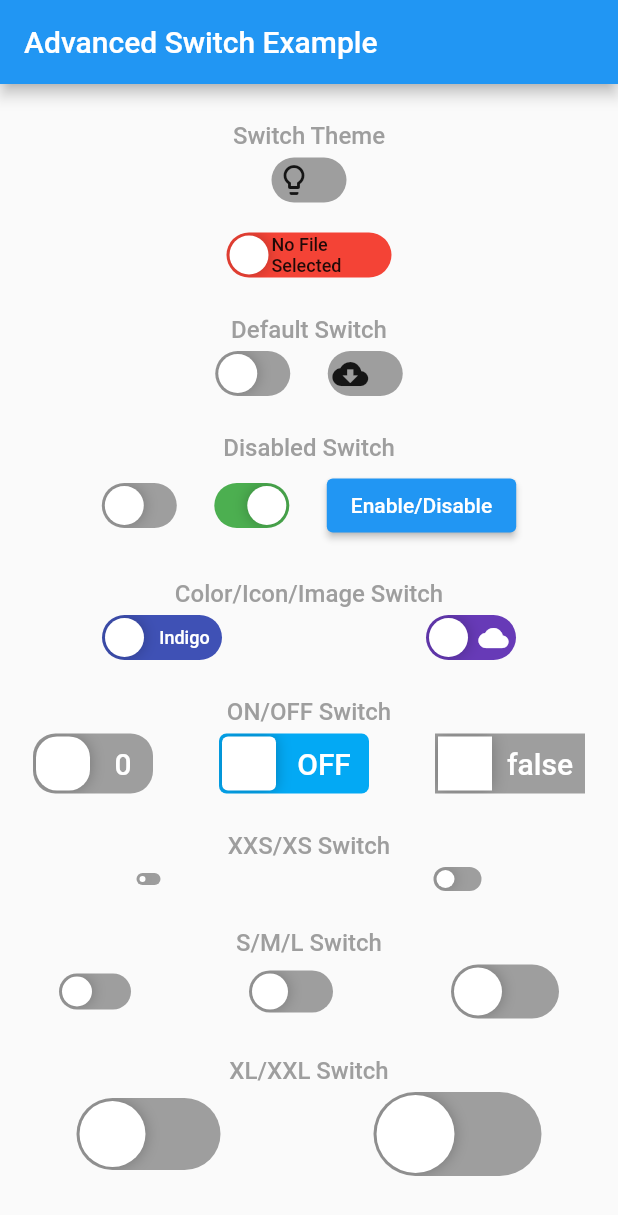
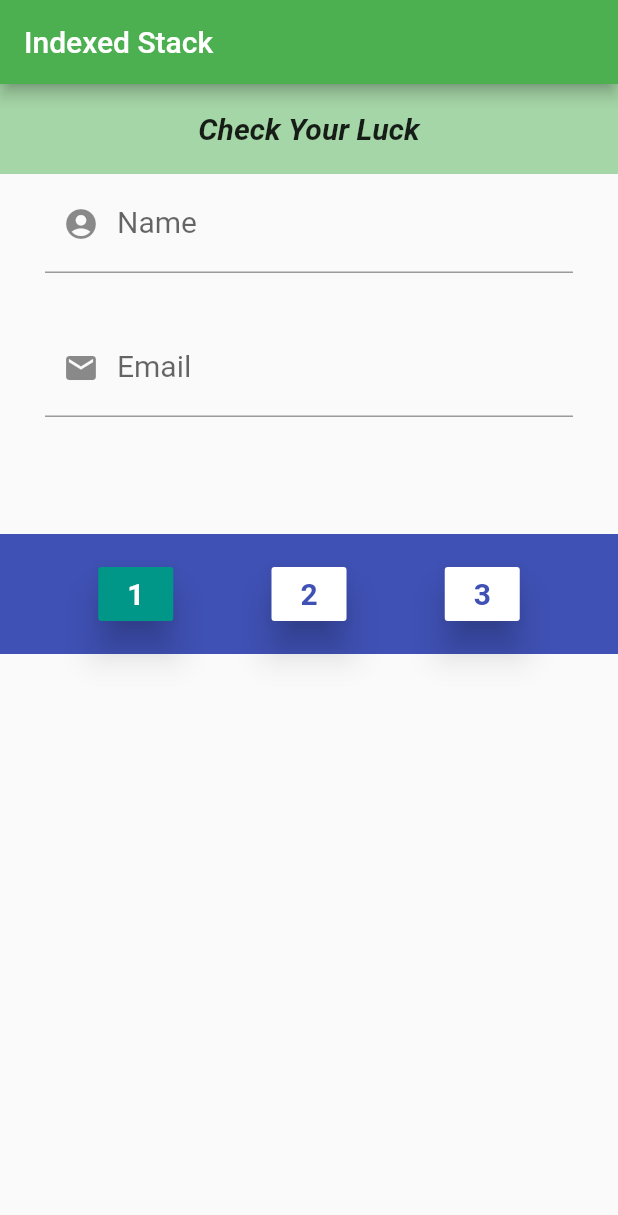
Before and after one commit to minhuits/flutter_tutorial, a Flutter app: the screen it shows after launch, on a phone screen of 412 x 824 dp. Shown: the top 1215 px of the screen. Run offline on Flutter 3.47's test engine with Material 2 defaults, Android fonts, the phone set to English and light mode, and no system bars; drawn by our look-alikes of flutter_advanced_switch; our stand-ins replace validators; missing offline and left inert: arrow_path, list_tile_switch.

Commit message:
IndexStack 예제

```diff
--- a/lib/main.dart
+++ b/lib/main.dart
@@ -1,5 +1,8 @@
 import 'package:flutter/material.dart';
-import 'package:flutter_tutorial/src/switch/custom_switch.dart';
+import 'package:provider/provider.dart';
+
+import 'src/index_stack/index_stack_page.dart';
+import 'src/index_stack/provider/form_provider.dart';
 
 void main() => runApp(const MyApp());
 
@@ -8,11 +11,13 @@ class MyApp extends StatelessWidget {
 
   @override
   Widget build(BuildContext context) {
-    // return MaterialApp(
-    //   title: 'Arrow Path Example',
-    //   theme: ThemeData(primarySwatch: Colors.blue),
-    //   home: const ListTileSwitchDemo(),
-    // );
-    return const CustomSwitchDemo();
+    return ChangeNotifierProvider(
+      create: (BuildContext context) => FormProvider(),
+      child: MaterialApp(
+        debugShowCheckedModeBanner: false,
+        theme: ThemeData(primarySwatch: Colors.green),
+        home: const IndexStackPage(),
+      ),
+    );
   }
 }
--- /dev/null
+++ b/lib/src/index_stack/index_stack_page.dart
@@ -0,0 +1,181 @@
+import 'package:flutter/material.dart';
+import 'package:provider/provider.dart';
+
+import 'pages/first_step.dart';
+import 'pages/second_step.dart';
+import 'pages/third_step.dart';
+import 'provider/form_provider.dart';
+import 'step_button.dart';
+
+class IndexStackPage extends StatefulWidget {
+  const IndexStackPage({Key? key}) : super(key: key);
+
+  @override
+  State<IndexStackPage> createState() => _IndexStackPageState();
+}
+
+class _IndexStackPageState extends State<IndexStackPage> {
+  int selectedStack = 0;
+  final GlobalKey<FormState> _formKey = GlobalKey<FormState>();
+  late AutovalidateMode autoValidateMode = AutovalidateMode.disabled;
+  TextEditingController dateController = TextEditingController();
+
+  AlertDialog alertDialog() {
+    final inputData = Provider.of<FormProvider>(context);
+    var padding = const EdgeInsets.symmetric(horizontal: 10.0, vertical: 20.0);
+
+    return AlertDialog(
+      title: const Text('Your Input'),
+      content: Column(
+        mainAxisSize: MainAxisSize.min,
+        children: <Widget>[
+          Container(
+            color: Colors.grey.shade100,
+            padding: padding,
+            child: Column(
+              crossAxisAlignment: CrossAxisAlignment.start,
+              mainAxisSize: MainAxisSize.min,
+              children: <Widget>[
+                Text('name: ${inputData.name}'),
+                Text('email: ${inputData.email}'),
+                Text('gender: ${inputData.gender}'),
+                Text('birthday: ${inputData.dateOfBirth}'),
+              ],
+            ),
+          ),
+          const SizedBox(height: 10.0),
+          Container(
+            color: Colors.red,
+            padding: const EdgeInsets.all(10.0),
+            child: const Text(
+              'You got 100',
+              style: TextStyle(
+                color: Colors.white,
+                fontSize: 20.0,
+                fontWeight: FontWeight.bold,
+              ),
+            ),
+          ),
+        ],
+      ),
+      actions: <Widget>[
+        ElevatedButton(
+          onPressed: () {
+            inputData.name = '';
+            inputData.email = '';
+            inputData.gender = 'Male';
+            inputData.dateOfBirth = '';
+            inputData.password = '';
+
+            Navigator.of(context).pop(true);
+          },
+          child: const Text('OK'),
+        ),
+        TextButton(
+          onPressed: () => Navigator.of(context).pop(false),
+          child: const Text('CANCEL'),
+        ),
+      ],
+    );
+  }
+
+  void submit() async {
+    FormState fromState = _formKey.currentState!;
+
+    setState(() => autoValidateMode = AutovalidateMode.onUserInteraction);
+
+    // 통과하지 못하면
+    if (!fromState.validate()) {
+      return;
+    }
+
+    // 저장
+    fromState.save();
+
+    final result = await showDialog(
+      context: context,
+      barrierDismissible: false,
+      builder: (context) => alertDialog(),
+    );
+
+    if (result) {
+      fromState.reset();
+      dateController.text = '';
+      setState(() => autoValidateMode = AutovalidateMode.disabled);
+    }
+  }
+
+  @override
+  Widget build(BuildContext context) {
+    var padding = const EdgeInsets.symmetric(horizontal: 30.0);
+
+    return Scaffold(
+      appBar: AppBar(title: const Text('Indexed Stack')),
+      body: SafeArea(
+        child: Column(
+          children: <Widget>[
+            Container(
+              color: Colors.green.shade200,
+              width: double.infinity,
+              height: 60,
+              child: const Align(
+                child: Text(
+                  'Check Your Luck',
+                  style: TextStyle(
+                    fontSize: 20.0,
+                    fontStyle: FontStyle.italic,
+                    fontWeight: FontWeight.bold,
+                  ),
+                ),
+              ),
+            ),
+            Form(
+              key: _formKey,
+              autovalidateMode: autoValidateMode,
+              child: Expanded(
+                child: IndexedStack(
+                  index: selectedStack,
+                  children: <Widget>[
+                    Container(padding: padding, child: const FirstStep()),
+                    Container(
+                        padding: padding,
+                        child: SecondStep(dateController: dateController)),
+                    Container(
+                      padding: padding,
+                      child: ThirdStep(submit: submit),
+                    ),
+                  ],
+                ),
+              ),
+            ),
+            Container(
+              color: Colors.indigo,
+              width: double.infinity,
+              height: 80.0,
+              child: Row(
+                mainAxisAlignment: MainAxisAlignment.spaceEvenly,
+                children: <Widget>[
+                  StepButton(
+                    selected: selectedStack == 0,
+                    step: '1',
+                    onPressed: () => setState(() => selectedStack = 0),
+                  ),
+                  StepButton(
+                    selected: selectedStack == 1,
+                    step: '2',
+                    onPressed: () => setState(() => selectedStack = 1),
+                  ),
+                  StepButton(
+                    selected: selectedStack == 2,
+                    step: '3',
+                    onPressed: () => setState(() => selectedStack = 2),
+                  ),
+                ],
+              ),
+            ),
+          ],
+        ),
+      ),
+    );
+  }
+}
--- /dev/null
+++ b/lib/src/index_stack/models/from_model.dart
@@ -0,0 +1,41 @@
+class FormModel {
+  final String name;
+  final String email;
+  final String gender;
+  final String dateOfBirth;
+  final String password;
+
+  const FormModel({
+    required this.name,
+    required this.email,
+    required this.gender,
+    required this.dateOfBirth,
+    required this.password,
+  });
+
+  static copyWith({
+    String? name,
+    String? email,
+    String? gender,
+    String? dateOfBirth,
+    String? password,
+  }) {
+    return FormModel(
+      name: name ?? name!,
+      email: email ?? email!,
+      gender: gender ?? gender!,
+      dateOfBirth: dateOfBirth ?? dateOfBirth!,
+      password: password ?? password!,
+    );
+  }
+
+  factory FormModel.fromMap(Map<String, dynamic> map) {
+    return FormModel(
+      name: map['name'] as String,
+      email: map['email'] as String,
+      gender: map['gender'] as String,
+      dateOfBirth: map['dateOfBirth'] as String,
+      password: map['password'] as String,
+    );
+  }
+}
--- /dev/null
+++ b/lib/src/index_stack/pages/first_step.dart
@@ -0,0 +1,59 @@
+import 'package:flutter/material.dart';
+import 'package:provider/provider.dart';
+import 'package:validators/validators.dart';
+
+import '../provider/form_provider.dart';
+
+class FirstStep extends StatelessWidget {
+  const FirstStep({Key? key}) : super(key: key);
+
+  @override
+  Widget build(BuildContext context) {
+    var data = Provider.of<FormProvider>(context);
+    TextStyle textStyle = const TextStyle(fontSize: 20);
+
+    return Column(
+      mainAxisAlignment: MainAxisAlignment.center,
+      children: [
+        TextFormField(
+          style: textStyle,
+          decoration: const InputDecoration(
+            prefixIcon: Icon(Icons.account_circle),
+            labelText: 'Name',
+            hintText: 'Enter your name',
+          ),
+          validator: (String? val) {
+            if (val == null || val.trim().isEmpty) {
+              return 'Need your name';
+            }
+            if (val.length < 2) {
+              return 'Name too short';
+            }
+            return null;
+          },
+          onSaved: (String? val) {
+            data.name = val!;
+          },
+        ),
+        const SizedBox(height: 30.0),
+        TextFormField(
+          style: textStyle,
+          decoration: const InputDecoration(
+            prefixIcon: Icon(Icons.email),
+            labelText: 'Email',
+            hintText: 'Enter your email',
+          ),
+          validator: (String? val) {
+            if (!isEmail(val!)) {
+              return 'Invalid email';
+            }
+            return null;
+          },
+          onSaved: (val) {
+            data.email = val!;
+          },
+        ),
+      ],
+    );
+  }
+}
--- /dev/null
+++ b/lib/src/index_stack/provider/form_provider.dart
@@ -0,0 +1,9 @@
+import 'package:flutter/foundation.dart';
+
+class FormProvider extends ChangeNotifier {
+  String name = '';
+  String email = '';
+  String gender = 'Male';
+  String dateOfBirth = '';
+  String password = '';
+}
--- /dev/null
+++ b/lib/src/index_stack/step_button.dart
@@ -0,0 +1,32 @@
+import 'package:flutter/material.dart';
+
+class StepButton extends StatelessWidget {
+  const StepButton({
+    Key? key,
+    required this.selected,
+    required this.step,
+    required this.onPressed,
+  }) : super(key: key);
+
+  final bool selected;
+  final String step;
+  final VoidCallback onPressed;
+
+  @override
+  Widget build(BuildContext context) {
+    return MaterialButton(
+      color: selected ? Colors.teal : Colors.white,
+      minWidth: 50.0,
+      elevation: 10.0,
+      onPressed: onPressed,
+      child: Text(
+        step,
+        style: TextStyle(
+          fontSize: 20.0,
+          fontWeight: FontWeight.bold,
+          color: selected ? Colors.white : Colors.indigo,
+        ),
+      ),
+    );
+  }
+}
--- a/pubspec.yaml
+++ b/pubspec.yaml
@@ -6,7 +6,7 @@ publish_to: 'none'
 version: 1.0.0+1
 
 environment:
-  sdk: ">=2.17.1 <3.0.0"
+  sdk: ">=2.17.1 <3.0.3"
 
 dependencies:
   flutter:
@@ -17,6 +17,9 @@ dependencies:
   get: ^4.6.5
   list_tile_switch: ^1.0.0
   flutter_advanced_switch: ^3.0.1
+  provider: 6.0.3
+  bloc: 8.0.3
+  validators: ^3.0.0
 
 dev_dependencies:
   flutter_test:
```
Also changed, not shown: lib/src/index_stack/pages/second_step.dart (added, +82 -0 lines), lib/src/index_stack/pages/third_step.dart (added, +69 -0 lines), pubspec.lock.
